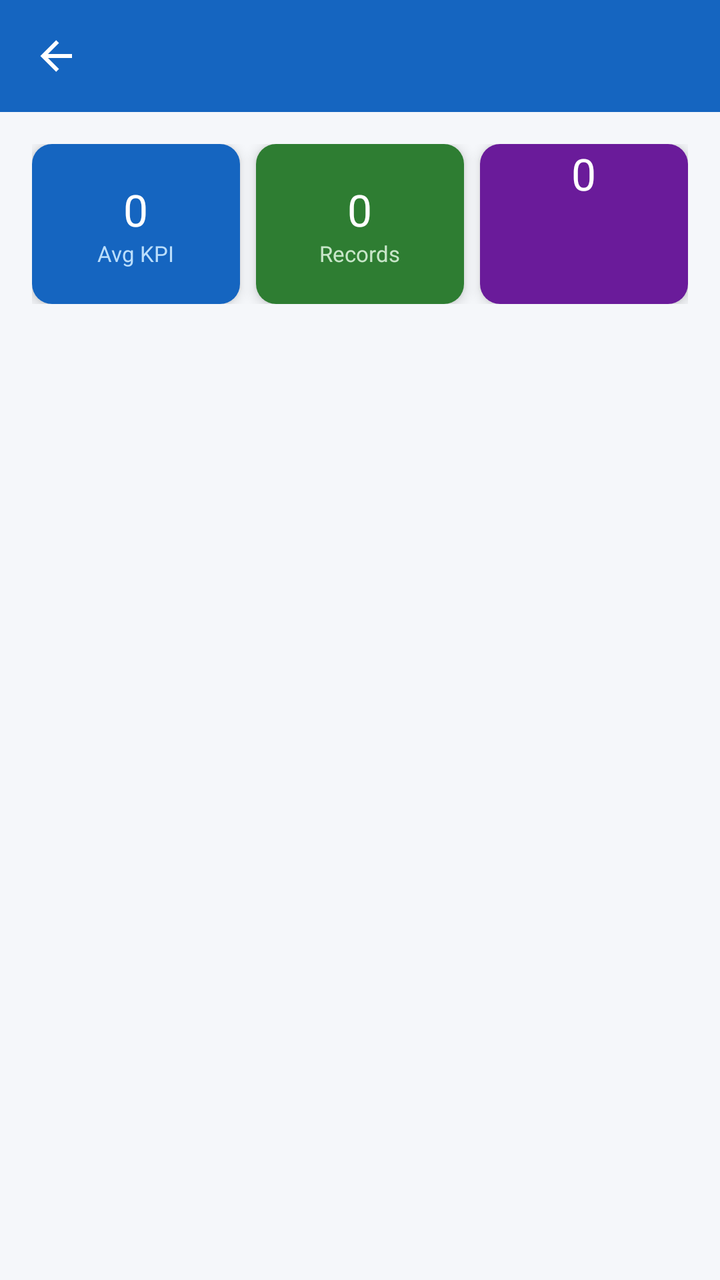
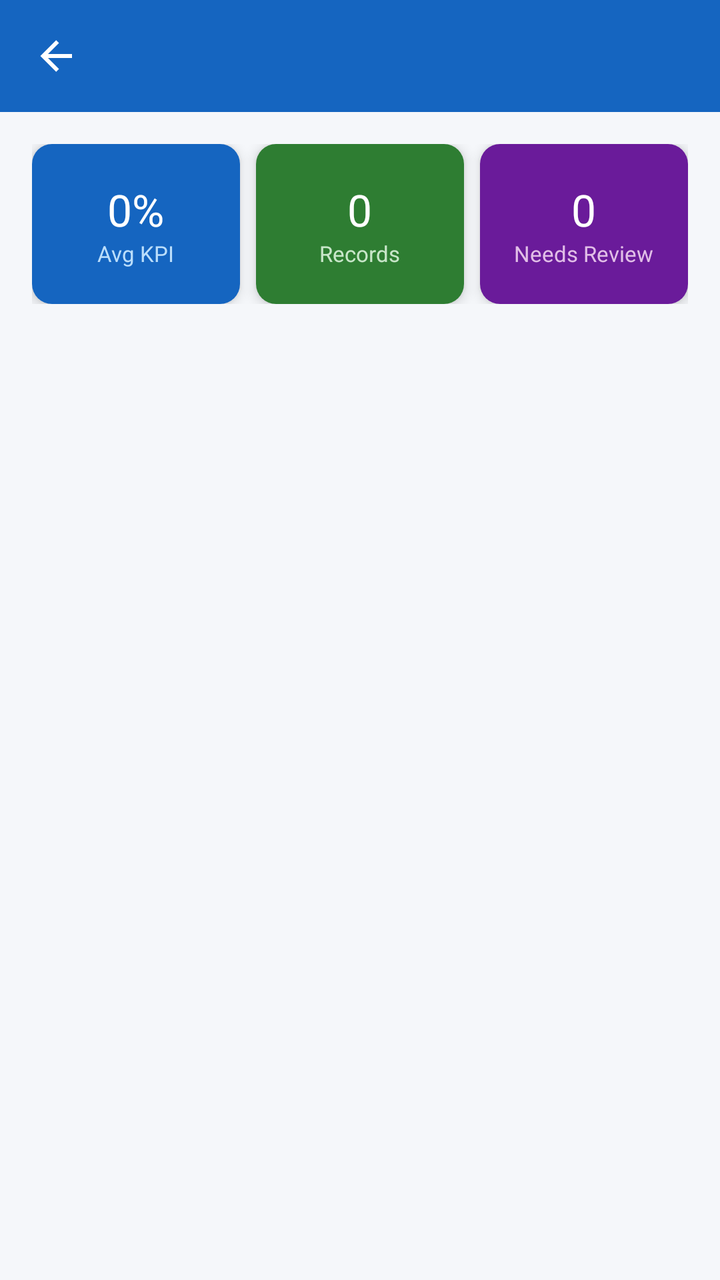

An Android layout rendered at two revisions. The XML below is the earlier revision; the diff shows what the commit changed to produce the second picture.
<!-- AndroidManifest.xml: application theme Theme.WorkVerse -->
<!-- res/layout/activity_ceo_performance.xml -->
<?xml version="1.0" encoding="utf-8"?>
<LinearLayout xmlns:android="http://schemas.android.com/apk/res/android"
    xmlns:app="http://schemas.android.com/apk/res-auto"
    android:layout_width="match_parent" android:layout_height="match_parent"
    android:orientation="vertical" android:background="@color/background">
    <androidx.appcompat.widget.Toolbar android:id="@+id/toolbar"
        android:layout_width="match_parent" android:layout_height="?attr/actionBarSize"
        android:background="@color/primary" app:titleTextColor="@color/white"
        app:navigationIcon="@drawable/ic_back"/>
    <ProgressBar android:id="@+id/progressBar" android:layout_width="wrap_content"
        android:layout_height="wrap_content" android:layout_gravity="center"
        android:visibility="gone"/>
    <LinearLayout android:layout_width="match_parent" android:layout_height="wrap_content"
        android:orientation="horizontal" android:padding="16dp">
        <androidx.cardview.widget.CardView android:layout_width="0dp" android:layout_height="80dp"
            android:layout_weight="1" android:layout_marginEnd="8dp"
            app:cardCornerRadius="10dp" app:cardElevation="4dp">
            <LinearLayout android:layout_width="match_parent" android:layout_height="match_parent"
                android:gravity="center" android:orientation="vertical" android:background="@color/card_blue">
                <TextView android:id="@+id/tvAvgKpi" android:layout_width="wrap_content"
                    android:layout_height="wrap_content" android:text="0" android:textColor="@color/white"
                    android:textSize="22sp" android:fontFamily="sans-serif-bold"/>
                <TextView android:layout_width="wrap_content" android:layout_height="wrap_content"
                    android:text="Avg KPI" android:textColor="#BBDEFB" android:textSize="11sp"/>
            </LinearLayout>
        </androidx.cardview.widget.CardView>
        <androidx.cardview.widget.CardView android:layout_width="0dp" android:layout_height="80dp"
            android:layout_weight="1" app:cardCornerRadius="10dp" app:cardElevation="4dp">
            <LinearLayout android:layout_width="match_parent" android:layout_height="match_parent"
                android:gravity="center" android:orientation="vertical" android:background="@color/card_green">
                <TextView android:id="@+id/tvTotalRecords" android:layout_width="wrap_content"
                    android:layout_height="wrap_content" android:text="0" android:textColor="@color/white"
                    android:textSize="22sp" android:fontFamily="sans-serif-bold"/>
                <TextView android:layout_width="wrap_content" android:layout_height="wrap_content"
                    android:text="Records" android:textColor="#C8E6C9" android:textSize="11sp"/>
            </LinearLayout>
        </androidx.cardview.widget.CardView>
        <androidx.cardview.widget.CardView android:layout_width="0dp" android:layout_height="80dp"
            android:layout_weight="1" android:layout_marginStart="8dp"
            app:cardCornerRadius="10dp" app:cardElevation="4dp">
            <LinearLayout android:layout_width="match_parent" android:layout_height="match_parent"
                android:gravity="center" android:orientation="vertical" android:background="@color/card_purple">
                <TextView android:id="@+id/tvPositive" android:layout_width="wrap_content"
                    android:layout_height="wrap_content" android:text="0" android:textColor="@color/white"
                    android:textSize="22sp" android:fontFamily="sans-serif-bold"/>
                <TextView android:id="@+id/tvNegative" android:layout_width="wrap_content"
                    android:layout_height="wrap_content" android:text="" android:textColor="#E1BEE7" android:textSize="10sp"/>
                <TextView android:id="@+id/tvNeutral" android:layout_width="wrap_content"
                    android:layout_height="wrap_content" android:text="" android:textColor="#E1BEE7" android:textSize="10sp"/>
                <TextView android:id="@+id/tvPresentCount" android:layout_width="wrap_content"
                    android:layout_height="wrap_content" android:text="" android:textColor="#E1BEE7" android:textSize="10sp"/>
                <TextView android:id="@+id/tvAbsentCount" android:layout_width="wrap_content"
                    android:layout_height="wrap_content" android:text="" android:textColor="#E1BEE7" android:textSize="10sp"/>
                <TextView android:id="@+id/tvTotalSales" android:layout_width="wrap_content"
                    android:layout_height="wrap_content" android:text="" android:textColor="#E1BEE7" android:textSize="10sp"/>
                <TextView android:id="@+id/tvTotalAmount" android:layout_width="wrap_content"
                    android:layout_height="wrap_content" android:text="" android:textColor="#E1BEE7" android:textSize="10sp"/>
                <TextView android:id="@+id/tvName" android:layout_width="wrap_content"
                    android:layout_height="wrap_content" android:text="" android:textColor="#E1BEE7" android:textSize="10sp"/>
                <TextView android:id="@+id/tvEmail" android:layout_width="wrap_content"
                    android:layout_height="wrap_content" android:text="" android:textColor="#E1BEE7" android:textSize="10sp"/>
                <TextView android:id="@+id/tvRole" android:layout_width="wrap_content"
                    android:layout_height="wrap_content" android:text="" android:textColor="#E1BEE7" android:textSize="10sp"/>
            </LinearLayout>
        </androidx.cardview.widget.CardView>
    </LinearLayout>
    <TextView android:id="@+id/tvEmpty" android:layout_width="wrap_content"
        android:layout_height="wrap_content" android:text="No data available"
        android:textColor="@color/text_secondary" android:layout_gravity="center"
        android:layout_marginTop="30dp" android:visibility="gone"/>
    <androidx.recyclerview.widget.RecyclerView android:id="@+id/recyclerView"
        android:layout_width="match_parent" android:layout_height="0dp"
        android:layout_weight="1" android:padding="12dp" android:clipToPadding="false"/>
</LinearLayout>
<!-- resources referenced by this layout -->
<resources>
  <color name="background">#F5F7FA</color>
  <color name="card_blue">#1565C0</color>
  <color name="card_green">#2E7D32</color>
  <color name="card_purple">#6A1B9A</color>
  <color name="primary">#1565C0</color>
  <color name="text_secondary">#757575</color>
  <color name="white">#FFFFFF</color>
  <!-- drawable ic_back (drawable) -->
  <?xml version="1.0" encoding="utf-8"?>
  <vector xmlns:android="http://schemas.android.com/apk/res/android" android:width="24dp" android:height="24dp" android:viewportWidth="24" android:viewportHeight="24">
      <path android:fillColor="#FFFFFF" android:pathData="M20,11V13H8L13.5,18.5L12.08,19.92L4.16,12L12.08,4.08L13.5,5.5L8,11H20Z"/>
  </vector>
  <style name="Theme.WorkVerse" parent="Theme.MaterialComponents.Light.NoActionBar">
          <item name="colorPrimary">@color/primary</item>
          <item name="colorPrimaryVariant">@color/primary_dark</item>
          <item name="colorOnPrimary">@color/white</item>
          <item name="colorSecondary">@color/accent</item>
          <item name="android:colorBackground">@color/background</item>
          <item name="android:statusBarColor">@color/primary_dark</item>
      </style>
  <color name="primary_dark">#0D47A1</color>
  <color name="accent">#FF8F00</color>
</resources>

<!-- the commit's change to res/layout/activity_ceo_performance.xml (unified diff, before → after) -->
@@ -1,74 +1,145 @@
-<?xml version="1.0" encoding="utf-8"?>
 <LinearLayout xmlns:android="http://schemas.android.com/apk/res/android"
     xmlns:app="http://schemas.android.com/apk/res-auto"
-    android:layout_width="match_parent" android:layout_height="match_parent"
-    android:orientation="vertical" android:background="@color/background">
-    <androidx.appcompat.widget.Toolbar android:id="@+id/toolbar"
-        android:layout_width="match_parent" android:layout_height="?attr/actionBarSize"
-        android:background="@color/primary" app:titleTextColor="@color/white"
-        app:navigationIcon="@drawable/ic_back"/>
-    <ProgressBar android:id="@+id/progressBar" android:layout_width="wrap_content"
-        android:layout_height="wrap_content" android:layout_gravity="center"
-        android:visibility="gone"/>
-    <LinearLayout android:layout_width="match_parent" android:layout_height="wrap_content"
-        android:orientation="horizontal" android:padding="16dp">
-        <androidx.cardview.widget.CardView android:layout_width="0dp" android:layout_height="80dp"
-            android:layout_weight="1" android:layout_marginEnd="8dp"
-            app:cardCornerRadius="10dp" app:cardElevation="4dp">
-            <LinearLayout android:layout_width="match_parent" android:layout_height="match_parent"
-                android:gravity="center" android:orientation="vertical" android:background="@color/card_blue">
-                <TextView android:id="@+id/tvAvgKpi" android:layout_width="wrap_content"
-                    android:layout_height="wrap_content" android:text="0" android:textColor="@color/white"
-                    android:textSize="22sp" android:fontFamily="sans-serif-bold"/>
-                <TextView android:layout_width="wrap_content" android:layout_height="wrap_content"
-                    android:text="Avg KPI" android:textColor="#BBDEFB" android:textSize="11sp"/>
+    android:layout_width="match_parent"
+    android:layout_height="match_parent"
+    android:background="@color/background"
+    android:orientation="vertical">
+
+    <androidx.appcompat.widget.Toolbar
+        android:id="@+id/toolbar"
+        android:layout_width="match_parent"
+        android:layout_height="?attr/actionBarSize"
+        android:background="@color/primary"
+        app:navigationIcon="@drawable/ic_back"
+        app:titleTextColor="@color/white" />
+
+    <ProgressBar
+        android:id="@+id/progressBar"
+        android:layout_width="wrap_content"
+        android:layout_height="wrap_content"
+        android:layout_gravity="center"
+        android:visibility="gone" />
+
+    <LinearLayout
+        android:layout_width="match_parent"
+        android:layout_height="wrap_content"
+        android:orientation="horizontal"
+        android:padding="16dp">
+
+        <androidx.cardview.widget.CardView
+            android:layout_width="0dp"
+            android:layout_height="80dp"
+            android:layout_marginEnd="8dp"
+            android:layout_weight="1"
+            app:cardCornerRadius="10dp"
+            app:cardElevation="4dp">
+
+            <LinearLayout
+                android:layout_width="match_parent"
+                android:layout_height="match_parent"
+                android:background="@color/card_blue"
+                android:gravity="center"
+                android:orientation="vertical">
+
+                <TextView
+                    android:id="@+id/tvAvgKpi"
+                    android:layout_width="wrap_content"
+                    android:layout_height="wrap_content"
+                    android:fontFamily="sans-serif-bold"
+                    android:text="0%"
+                    android:textColor="@color/white"
+                    android:textSize="22sp" />
+
+                <TextView
+                    android:layout_width="wrap_content"
+                    android:layout_height="wrap_content"
+                    android:text="Avg KPI"
+                    android:textColor="#BBDEFB"
+                    android:textSize="11sp" />
             </LinearLayout>
         </androidx.cardview.widget.CardView>
-        <androidx.cardview.widget.CardView android:layout_width="0dp" android:layout_height="80dp"
-            android:layout_weight="1" app:cardCornerRadius="10dp" app:cardElevation="4dp">
-            <LinearLayout android:layout_width="match_parent" android:layout_height="match_parent"
-                android:gravity="center" android:orientation="vertical" android:background="@color/card_green">
-                <TextView android:id="@+id/tvTotalRecords" android:layout_width="wrap_content"
-                    android:layout_height="wrap_content" android:text="0" android:textColor="@color/white"
-                    android:textSize="22sp" android:fontFamily="sans-serif-bold"/>
-                <TextView android:layout_width="wrap_content" android:layout_height="wrap_content"
-                    android:text="Records" android:textColor="#C8E6C9" android:textSize="11sp"/>
+
+        <androidx.cardview.widget.CardView
+            android:layout_width="0dp"
+            android:layout_height="80dp"
+            android:layout_weight="1"
+            app:cardCornerRadius="10dp"
+            app:cardElevation="4dp">
+
+            <LinearLayout
+                android:layout_width="match_parent"
+                android:layout_height="match_parent"
+                android:background="@color/card_green"
+                android:gravity="center"
+                android:orientation="vertical">
+
+                <TextView
+                    android:id="@+id/tvTotalRecords"
+                    android:layout_width="wrap_content"
+                    android:layout_height="wrap_content"
+                    android:fontFamily="sans-serif-bold"
+                    android:text="0"
+                    android:textColor="@color/white"
+                    android:textSize="22sp" />
+
+                <TextView
+                    android:layout_width="wrap_content"
+                    android:layout_height="wrap_content"
+                    android:text="Records"
+                    android:textColor="#C8E6C9"
+                    android:textSize="11sp" />
             </LinearLayout>
         </androidx.cardview.widget.CardView>
-        <androidx.cardview.widget.CardView android:layout_width="0dp" android:layout_height="80dp"
-            android:layout_weight="1" android:layout_marginStart="8dp"
-            app:cardCornerRadius="10dp" app:cardElevation="4dp">
-            <LinearLayout android:layout_width="match_parent" android:layout_height="match_parent"
-                android:gravity="center" android:orientation="vertical" android:background="@color/card_purple">
-                <TextView android:id="@+id/tvPositive" android:layout_width="wrap_content"
-                    android:layout_height="wrap_content" android:text="0" android:textColor="@color/white"
-                    android:textSize="22sp" android:fontFamily="sans-serif-bold"/>
-                <TextView android:id="@+id/tvNegative" android:layout_width="wrap_content"
-                    android:layout_height="wrap_content" android:text="" android:textColor="#E1BEE7" android:textSize="10sp"/>
-                <TextView android:id="@+id/tvNeutral" android:layout_width="wrap_content"
-                    android:layout_height="wrap_content" android:text="" android:textColor="#E1BEE7" android:textSize="10sp"/>
-                <TextView android:id="@+id/tvPresentCount" android:layout_width="wrap_content"
-                    android:layout_height="wrap_content" android:text="" android:textColor="#E1BEE7" android:textSize="10sp"/>
-                <TextView android:id="@+id/tvAbsentCount" android:layout_width="wrap_content"
-                    android:layout_height="wrap_content" android:text="" android:textColor="#E1BEE7" android:textSize="10sp"/>
-                <TextView android:id="@+id/tvTotalSales" android:layout_width="wrap_content"
-                    android:layout_height="wrap_content" android:text="" android:textColor="#E1BEE7" android:textSize="10sp"/>
-                <TextView android:id="@+id/tvTotalAmount" android:layout_width="wrap_content"
-                    android:layout_height="wrap_content" android:text="" android:textColor="#E1BEE7" android:textSize="10sp"/>
-                <TextView android:id="@+id/tvName" android:layout_width="wrap_content"
-                    android:layout_height="wrap_content" android:text="" android:textColor="#E1BEE7" android:textSize="10sp"/>
-                <TextView android:id="@+id/tvEmail" android:layout_width="wrap_content"
-                    android:layout_height="wrap_content" android:text="" android:textColor="#E1BEE7" android:textSize="10sp"/>
-                <TextView android:id="@+id/tvRole" android:layout_width="wrap_content"
-                    android:layout_height="wrap_content" android:text="" android:textColor="#E1BEE7" android:textSize="10sp"/>
+
+        <androidx.cardview.widget.CardView
+            android:layout_width="0dp"
+            android:layout_height="80dp"
+            android:layout_marginStart="8dp"
+            android:layout_weight="1"
+            app:cardCornerRadius="10dp"
+            app:cardElevation="4dp">
+
+            <LinearLayout
+                android:layout_width="match_parent"
+                android:layout_height="match_parent"
+                android:background="@color/card_purple"
+                android:gravity="center"
+                android:orientation="vertical">
+
+                <TextView
+                    android:id="@+id/tvNeedsImprovement"
+                    android:layout_width="wrap_content"
+                    android:layout_height="wrap_content"
+                    android:fontFamily="sans-serif-bold"
+                    android:text="0"
+                    android:textColor="@color/white"
+                    android:textSize="22sp" />
+
+                <TextView
+                    android:layout_width="wrap_content"
+                    android:layout_height="wrap_content"
+                    android:text="Needs Review"
+                    android:textColor="#E1BEE7"
+                    android:textSize="11sp" />
             </LinearLayout>
         </androidx.cardview.widget.CardView>
     </LinearLayout>
-    <TextView android:id="@+id/tvEmpty" android:layout_width="wrap_content"
-        android:layout_height="wrap_content" android:text="No data available"
-        android:textColor="@color/text_secondary" android:layout_gravity="center"
-        android:layout_marginTop="30dp" android:visibility="gone"/>
-    <androidx.recyclerview.widget.RecyclerView android:id="@+id/recyclerView"
-        android:layout_width="match_parent" android:layout_height="0dp"
-        android:layout_weight="1" android:padding="12dp" android:clipToPadding="false"/>
+
+    <TextView
+        android:id="@+id/tvEmpty"
+        android:layout_width="wrap_content"
+        android:layout_height="wrap_content"
+        android:layout_gravity="center"
+        android:layout_marginTop="30dp"
+        android:text="No data available"
+        android:textColor="@color/text_secondary"
+        android:visibility="gone" />
+
+    <androidx.recyclerview.widget.RecyclerView
+        android:id="@+id/recyclerView"
+        android:layout_width="match_parent"
+        android:layout_height="0dp"
+        android:layout_weight="1"
+        android:clipToPadding="false"
+        android:padding="12dp" />
 </LinearLayout>
